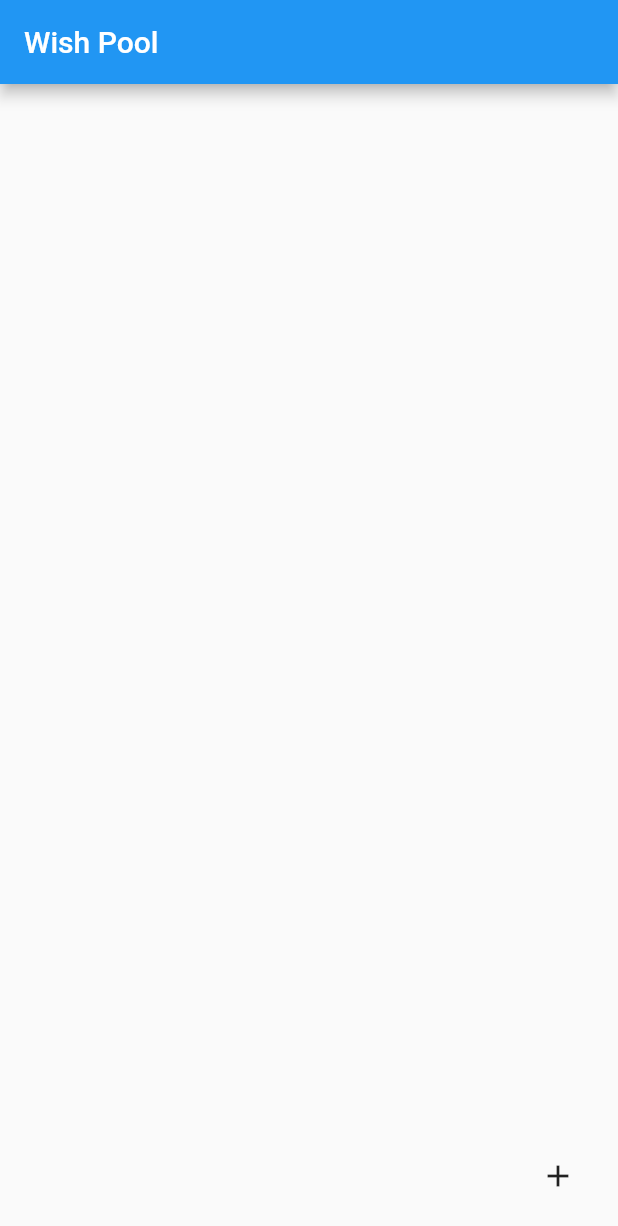
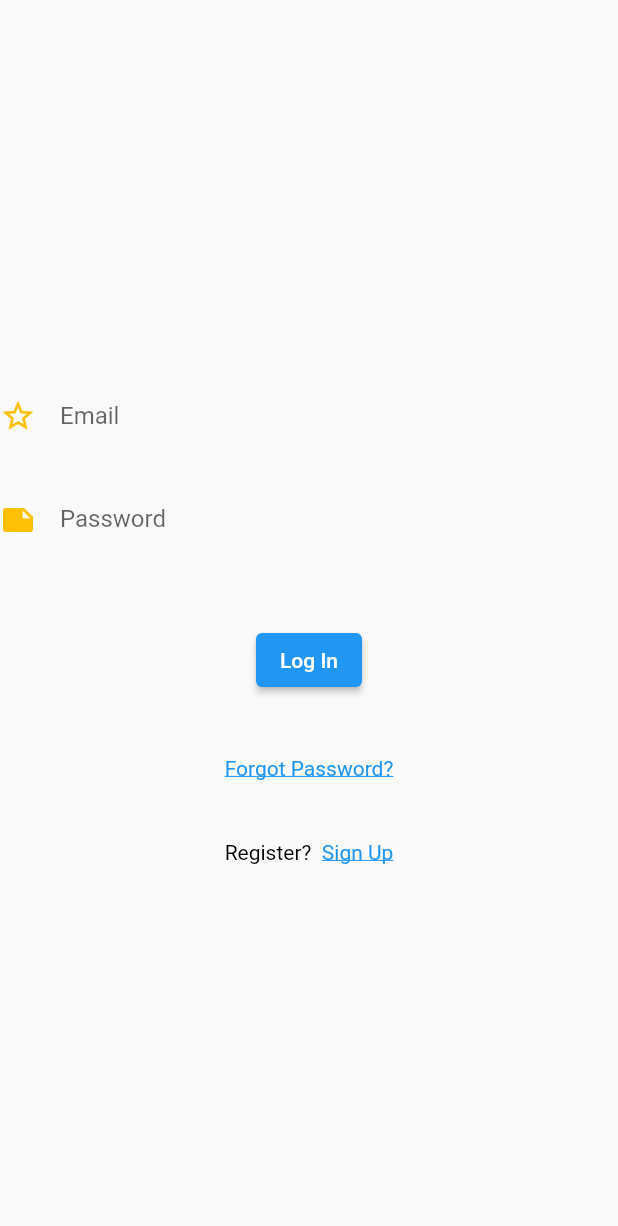
Before and after one commit to Poojagajbhiye/Wish-Pool, a Flutter app: the screen it shows after launch, on a phone screen of 412 x 824 dp. Shown: the top 1226 px of the screen. Run offline on Flutter 3.47's test engine with Material 2 defaults, Android fonts, the light colour scheme and no system bars; our stand-ins replace email_validator, firebase_auth, firebase_core; accounts and stored records are empty.

Commit message:
Wisher Model Addition
Add wisher model and removed wishlist model. Added Wisher Profile screen. Added Firebase Authentication to the app.

```diff
--- a/lib/app.dart
+++ b/lib/app.dart
@@ -1,8 +1,14 @@
 import 'package:flutter/material.dart';
+import 'package:firebase_auth/firebase_auth.dart';
+import 'package:wish_pool/screens/auth/auth.dart';
+import 'package:wish_pool/screens/profile.dart';
 
 import 'screens/add_wish.dart';
 import 'screens/edit_wish.dart';
 import 'screens/home.dart';
+import 'utility/utils.dart';
+
+final navigatorKey = GlobalKey<NavigatorState>();
 
 class MyApp extends StatelessWidget {
   const MyApp({Key? key}) : super(key: key);
@@ -10,17 +16,37 @@ class MyApp extends StatelessWidget {
   @override
   Widget build(BuildContext context) {
     return MaterialApp(
+      scaffoldMessengerKey: Utils.messengerKey,
       debugShowCheckedModeBanner: false,
+      navigatorKey: navigatorKey,
       title: 'Flutter Demo',
       theme: ThemeData(
         primarySwatch: Colors.blue,
       ),
-      home: const SafeArea(
-        child: HomeScreen(),
+      home: SafeArea(
+        child: StreamBuilder<User?>(
+            stream: FirebaseAuth.instance.authStateChanges(),
+            builder: (context, snapshot) {
+              if (snapshot.connectionState == ConnectionState.waiting) {
+                return const Center(
+                  child: CircularProgressIndicator(),
+                );
+              } else if (snapshot.hasError) {
+                return const Center(
+                  child: Text("Something went wrong."),
+                );
+              } else if (snapshot.hasData) {
+                return const HomeScreen();
+              } else {
+                return const Auth();
+              }
+            }),
       ),
       routes: {
+        // LogIn.routeName: (context) => LogIn(),
         HomeScreen.routeName: (context) => const HomeScreen(),
-        AddWish.routeName: (context) => AddWish(),
+        WisherProfile.routeName: (context) => const WisherProfile(),
+        AddWish.routeName: (context) => const AddWish(),
         EditWish.routeName: (context) => EditWish(),
       },
     );
--- a/lib/models/wish.dart
+++ b/lib/models/wish.dart
@@ -1,7 +1,11 @@
 class Wish {
+  //TODO: Add wish ID
   String title = "";
   String description = "";
   //TODO: Add image property
+  //TODO: Add wish category
+  //TODO: Add shared category
+  //TODO: Add fulfilled boolean property
 
   String get wishTitle => title;
   String get wishDescription => description;
--- a/lib/models/wishlist.dart
+++ /dev/null
@@ -1,26 +0,0 @@
-import 'package:flutter/cupertino.dart';
-
-import 'wish.dart';
-
-class WishList extends ChangeNotifier {
-  final List<Wish> _wishes = <Wish>[];
-
-  List<Wish> get allWishes => _wishes;
-
-  int get totalWishes => _wishes.length;
-
-  void addWish(Wish wish) {
-    _wishes.add(wish);
-    notifyListeners();
-  }
-
-  void editWish(Wish wish) {
-    wish.updateWish(wish.title, wish.description);
-    notifyListeners();
-  }
-
-  void removeWish(Wish wish) {
-    _wishes.remove(wish);
-    notifyListeners();
-  }
-}
--- /dev/null
+++ b/lib/screens/auth/auth.dart
@@ -0,0 +1,22 @@
+import 'package:flutter/material.dart';
+import 'package:wish_pool/screens/auth/log_in.dart';
+import 'package:wish_pool/screens/auth/sign_up.dart';
+
+class Auth extends StatefulWidget {
+  const Auth({Key? key}) : super(key: key);
+
+  @override
+  State<Auth> createState() => _AuthState();
+}
+
+class _AuthState extends State<Auth> {
+  bool isLogin = true;
+
+  void toggle() => setState(() {
+        isLogin = !isLogin;
+      });
+
+  @override
+  Widget build(BuildContext context) =>
+      isLogin ? LogIn(toggle) : SignUp(toggle);
+}
--- /dev/null
+++ b/lib/screens/auth/log_in.dart
@@ -0,0 +1,113 @@
+import 'package:flutter/gestures.dart';
+import 'package:flutter/material.dart';
+import 'package:firebase_auth/firebase_auth.dart';
+import 'package:wish_pool/app.dart';
+import 'package:wish_pool/screens/auth/forgot_password.dart';
+import 'package:wish_pool/utility/utils.dart';
+
+class LogIn extends StatelessWidget {
+  final VoidCallback signUp;
+
+  static const routeName = '/log_in';
+  final GlobalKey<FormState> _formKey = GlobalKey();
+  final _emailController = TextEditingController();
+  final _passwordController = TextEditingController();
+
+  LogIn(this.signUp, {Key? key}) : super(key: key);
+
+  @override
+  Widget build(BuildContext context) {
+    Future<void> _logIn() async {
+      showDialog(
+        context: context,
+        barrierDismissible: false,
+        builder: (context) => const Center(
+          child: CircularProgressIndicator(),
+        ),
+      );
+
+      try {
+        await FirebaseAuth.instance.signInWithEmailAndPassword(
+          email: _emailController.text.trim(),
+          password: _passwordController.text.trim(),
+        );
+      } on FirebaseAuthException catch (e) {
+        Utils.showSnackBar(e.message);
+      }
+
+      navigatorKey.currentState!.popUntil((route) => route.isFirst);
+    }
+
+    return Scaffold(
+      body: Form(
+        key: _formKey,
+        child: Column(
+          mainAxisAlignment: MainAxisAlignment.center,
+          children: [
+            TextFormField(
+              controller: _emailController,
+              decoration: const InputDecoration(
+                icon: Icon(Icons.star_border),
+                iconColor: Colors.amber,
+                border: InputBorder.none,
+                labelText: "Email",
+              ),
+            ),
+            const SizedBox(
+              height: 10,
+            ),
+            TextFormField(
+              controller: _passwordController,
+              decoration: const InputDecoration(
+                icon: Icon(Icons.note),
+                iconColor: Colors.amber,
+                border: InputBorder.none,
+                labelText: "Password",
+              ),
+              obscureText: true,
+            ),
+            const SizedBox(
+              height: 40,
+            ),
+            ElevatedButton(
+              onPressed: _logIn,
+              child: const Text("Log In"),
+            ),
+            const SizedBox(
+              height: 40,
+            ),
+            GestureDetector(
+              child: Text(
+                "Forgot Password?",
+                style: TextStyle(
+                  decoration: TextDecoration.underline,
+                  color: Theme.of(context).colorScheme.secondary,
+                ),
+              ),
+              onTap: () => Navigator.of(context).push(
+                  MaterialPageRoute(builder: (context) => ForgotPassword())),
+            ),
+            const SizedBox(
+              height: 40,
+            ),
+            RichText(
+              text: TextSpan(
+                style: const TextStyle(color: Colors.black),
+                text: "Register?  ",
+                children: [
+                  TextSpan(
+                    recognizer: TapGestureRecognizer()..onTap = signUp,
+                    text: "Sign Up",
+                    style: TextStyle(
+                        color: Theme.of(context).primaryColor,
+                        decoration: TextDecoration.underline),
+                  ),
+                ],
+              ),
+            ),
+          ],
+        ),
+      ),
+    );
+  }
+}
--- a/lib/screens/edit_wish.dart
+++ b/lib/screens/edit_wish.dart
@@ -1,7 +1,8 @@
 import 'package:flutter/material.dart';
 import 'package:provider/provider.dart';
 import 'package:wish_pool/models/wish.dart';
-import 'package:wish_pool/models/wishlist.dart';
+
+import '../models/wisher.dart';
 
 class EditWish extends StatelessWidget {
   static const routeName = '/edit_wish';
@@ -22,7 +23,7 @@ class EditWish extends StatelessWidget {
       _formKey.currentState!.save();
       wish.title = title;
       wish.description = description;
-      Provider.of<WishList>(context, listen: false).editWish(wish);
+      Provider.of<Wisher>(context, listen: false).editWish(wish);
       Navigator.of(context).pop();
     }
 
--- a/lib/widgets/add_wish_form.dart
+++ b/lib/widgets/add_wish_form.dart
@@ -1,7 +1,8 @@
 import 'package:flutter/material.dart';
 import 'package:provider/provider.dart';
 import 'package:wish_pool/models/wish.dart';
-import 'package:wish_pool/models/wishlist.dart';
+
+import '../models/wisher.dart';
 
 class AddWishForm extends StatelessWidget {
   final GlobalKey<FormState> _formKey = GlobalKey();
@@ -21,7 +22,7 @@ class AddWishForm extends StatelessWidget {
 
       _formKey.currentState!.save();
 
-      Provider.of<WishList>(context, listen: false).addWish(Wish()
+      Provider.of<Wisher>(context, listen: false).addWish(Wish()
         ..title = title
         ..description = description);
       Navigator.of(context).pop();
--- a/lib/widgets/wishlist_view.dart
+++ b/lib/widgets/wishlist_view.dart
@@ -1,7 +1,7 @@
 import 'package:flutter/material.dart';
 import 'package:provider/provider.dart';
 
-import '../models/wishlist.dart';
+import '../models/wisher.dart';
 import '../screens/edit_wish.dart';
 
 class WishlistView extends StatelessWidget {
@@ -9,9 +9,9 @@ class WishlistView extends StatelessWidget {
 
   @override
   Widget build(BuildContext context) {
-    return Consumer<WishList>(
-      builder: (context, wishes, child) => ListView.builder(
-        itemCount: wishes.totalWishes,
+    return Consumer<Wisher>(
+      builder: (context, wisher, _) => ListView.builder(
+        itemCount: wisher.totalWishes,
         itemBuilder: ((context, index) => Card(
               child: Padding(
                 padding: const EdgeInsets.all(10.0),
@@ -21,8 +21,8 @@ class WishlistView extends StatelessWidget {
                     Column(
                       crossAxisAlignment: CrossAxisAlignment.start,
                       children: [
-                        Text(wishes.allWishes[index].title),
-                        Text(wishes.allWishes[index].description),
+                        Text(wisher.allWishes[index].title),
+                        Text(wisher.allWishes[index].description),
                       ],
                     ),
                     Row(
@@ -33,7 +33,7 @@ class WishlistView extends StatelessWidget {
                             Navigator.pushNamed(
                               context,
                               EditWish.routeName,
-                              arguments: wishes.allWishes[index],
+                              arguments: wisher.allWishes[index],
                             );
                           },
                           icon: const Icon(
@@ -48,7 +48,7 @@ class WishlistView extends StatelessWidget {
                             Icons.delete,
                           ),
                           onPressed: () =>
-                              wishes.removeWish(wishes.allWishes[index]),
+                              wisher.removeWish(wisher.allWishes[index]),
                         ),
                       ],
                     ),
--- a/pubspec.yaml
+++ b/pubspec.yaml
@@ -35,6 +35,12 @@ dependencies:
   # Use with the CupertinoIcons class for iOS style icons.
   cupertino_icons: ^1.0.2
   provider: ^6.0.3
+  firebase_core: ^1.18.0
+  firebase_auth: ^3.3.20
+  cloud_firestore: ^3.1.18
+  http: ^0.13.4
+  shared_preferences: ^2.0.15
+  email_validator: ^2.0.1
 
 dev_dependencies:
   flutter_test:
```
Also changed, not shown: lib/main.dart (+11 -4 lines), lib/models/wisher.dart (added, +76 -0 lines), lib/screens/auth/forgot_password.dart (added, +62 -0 lines), lib/screens/auth/sign_up.dart (added, +121 -0 lines), lib/screens/home.dart (+36 -1 lines), lib/screens/profile.dart (added, +86 -0 lines), lib/utility/utils.dart (added, +17 -0 lines), lib/firebase_options.dart (added), pubspec.lock, 7 other files.
